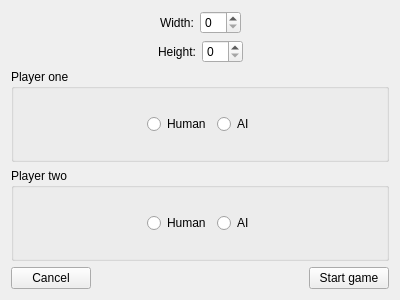
Qt form src/ps/views/gameconfig.ui (pavelchristof/Paper-Soccer) before a commit.
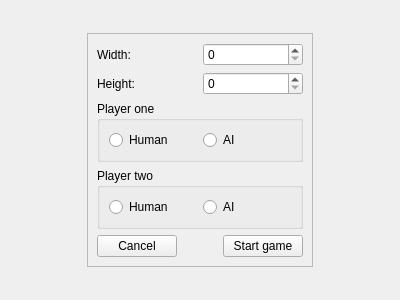
The same form after that commit. Custom widgets are drawn as their Qt base class.

```diff
--- a/src/ps/views/gameconfig.ui
+++ b/src/ps/views/gameconfig.ui
@@ -13,10 +13,8 @@
   <property name="windowTitle">
    <string>Form</string>
   </property>
-  <layout class="QVBoxLayout" name="verticalLayout">
-   <item>
-    <layout class="QHBoxLayout" name="horizontalLayout_3">
-     <item>
+  <layout class="QGridLayout" name="gridLayout">
+   <item row="1" column="0">
       <spacer name="horizontalSpacer">
        <property name="orientation">
         <enum>Qt::Horizontal</enum>
@@ -29,6 +27,43 @@
        </property>
       </spacer>
      </item>
+   <item row="2" column="1">
+    <spacer name="verticalSpacer_2">
+     <property name="orientation">
+      <enum>Qt::Vertical</enum>
+     </property>
+     <property name="sizeHint" stdset="0">
+      <size>
+       <width>20</width>
+       <height>40</height>
+      </size>
+     </property>
+    </spacer>
+   </item>
+   <item row="0" column="1">
+    <spacer name="verticalSpacer">
+     <property name="orientation">
+      <enum>Qt::Vertical</enum>
+     </property>
+     <property name="sizeHint" stdset="0">
+      <size>
+       <width>20</width>
+       <height>40</height>
+      </size>
+     </property>
+    </spacer>
+   </item>
+   <item row="1" column="1">
+    <widget class="QFrame" name="frame">
+     <property name="frameShape">
+      <enum>QFrame::StyledPanel</enum>
+     </property>
+     <property name="frameShadow">
+      <enum>QFrame::Raised</enum>
+     </property>
+     <layout class="QVBoxLayout" name="verticalLayout">
+      <item>
+       <layout class="QHBoxLayout" name="horizontalLayout_4">
      <item>
       <widget class="QLabel" name="label">
        <property name="text">
@@ -39,36 +74,10 @@
      <item>
       <widget class="ps::EvenSpinBox" name="widthBox"/>
      </item>
-     <item>
-      <spacer name="horizontalSpacer_2">
-       <property name="orientation">
-        <enum>Qt::Horizontal</enum>
-       </property>
-       <property name="sizeHint" stdset="0">
-        <size>
-         <width>40</width>
-         <height>20</height>
-        </size>
-       </property>
-      </spacer>
-     </item>
     </layout>
    </item>
    <item>
-    <layout class="QHBoxLayout" name="horizontalLayout_4">
-     <item>
-      <spacer name="horizontalSpacer_3">
-       <property name="orientation">
-        <enum>Qt::Horizontal</enum>
-       </property>
-       <property name="sizeHint" stdset="0">
-        <size>
-         <width>40</width>
-         <height>20</height>
-        </size>
-       </property>
-      </spacer>
-     </item>
+       <layout class="QHBoxLayout" name="horizontalLayout_6">
      <item>
       <widget class="QLabel" name="label_2">
        <property name="text">
@@ -79,19 +88,6 @@
      <item>
       <widget class="ps::EvenSpinBox" name="heightBox"/>
      </item>
-     <item>
-      <spacer name="horizontalSpacer_4">
-       <property name="orientation">
-        <enum>Qt::Horizontal</enum>
-       </property>
-       <property name="sizeHint" stdset="0">
-        <size>
-         <width>40</width>
-         <height>20</height>
-        </size>
-       </property>
-      </spacer>
-     </item>
     </layout>
    </item>
    <item>
@@ -100,19 +96,6 @@
       <string>Player one</string>
      </property>
      <layout class="QHBoxLayout" name="horizontalLayout">
-      <item>
-       <spacer name="horizontalSpacer_5">
-        <property name="orientation">
-         <enum>Qt::Horizontal</enum>
-        </property>
-        <property name="sizeHint" stdset="0">
-         <size>
-          <width>40</width>
-          <height>20</height>
-         </size>
-        </property>
-       </spacer>
-      </item>
       <item>
        <widget class="QRadioButton" name="playerOneHuman">
         <property name="text">
@@ -127,19 +110,6 @@
         </property>
        </widget>
       </item>
-      <item>
-       <spacer name="horizontalSpacer_6">
-        <property name="orientation">
-         <enum>Qt::Horizontal</enum>
-        </property>
-        <property name="sizeHint" stdset="0">
-         <size>
-          <width>40</width>
-          <height>20</height>
-         </size>
-        </property>
-       </spacer>
-      </item>
      </layout>
     </widget>
    </item>
@@ -149,19 +119,6 @@
       <string>Player two</string>
      </property>
      <layout class="QHBoxLayout" name="horizontalLayout_2">
-      <item>
-       <spacer name="horizontalSpacer_7">
-        <property name="orientation">
-         <enum>Qt::Horizontal</enum>
-        </property>
-        <property name="sizeHint" stdset="0">
-         <size>
-          <width>40</width>
-          <height>20</height>
-         </size>
-        </property>
-       </spacer>
-      </item>
       <item>
        <widget class="QRadioButton" name="playerTwoHuman">
         <property name="text">
@@ -176,19 +133,6 @@
         </property>
        </widget>
       </item>
-      <item>
-       <spacer name="horizontalSpacer_8">
-        <property name="orientation">
-         <enum>Qt::Horizontal</enum>
-        </property>
-        <property name="sizeHint" stdset="0">
-         <size>
-          <width>40</width>
-          <height>20</height>
-         </size>
-        </property>
-       </spacer>
-      </item>
      </layout>
     </widget>
    </item>
@@ -222,6 +166,22 @@
       </widget>
      </item>
     </layout>
+      </item>
+     </layout>
+    </widget>
+   </item>
+   <item row="1" column="2">
+    <spacer name="horizontalSpacer_2">
+     <property name="orientation">
+      <enum>Qt::Horizontal</enum>
+     </property>
+     <property name="sizeHint" stdset="0">
+      <size>
+       <width>40</width>
+       <height>20</height>
+      </size>
+     </property>
+    </spacer>
    </item>
   </layout>
  </widget>
```
Lines whose indentation alone changed are shown as unchanged.
